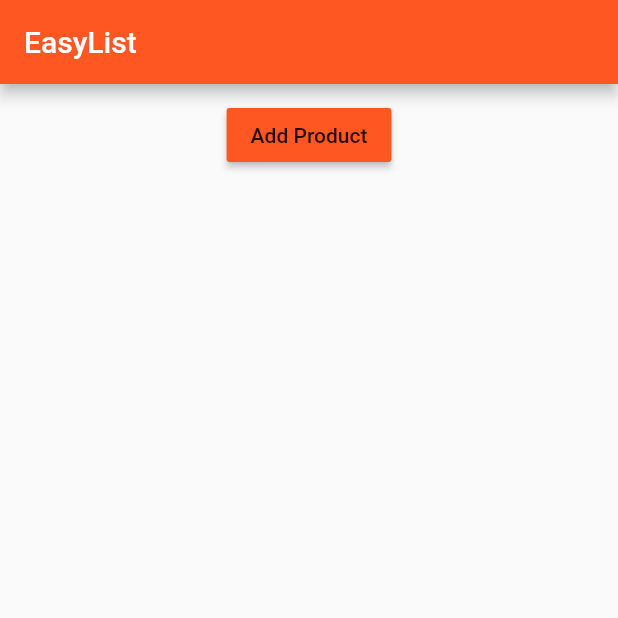
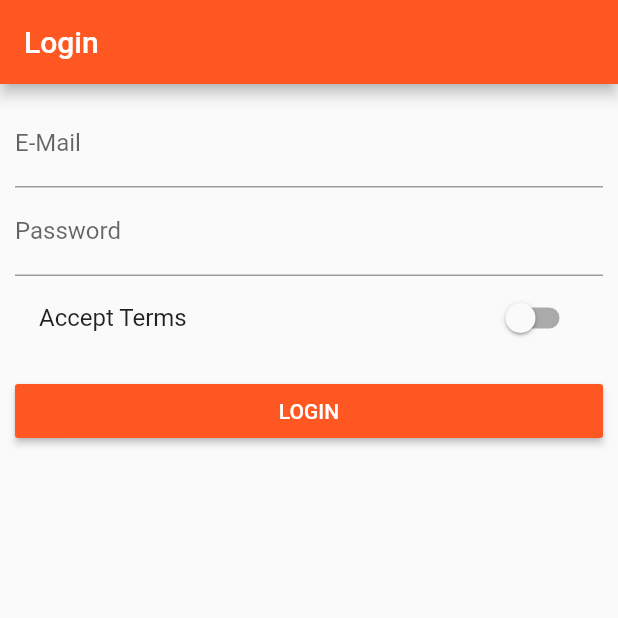
Before and after one commit to eduardo-cess/flutter-app, a Flutter app: the screen it shows after launch, on a phone screen of 412 x 824 dp, the top half of it. Run offline on Flutter 3.47's test engine with Material 2 defaults, Android fonts, the phone set to English and light mode, and no system bars.

Commit message:
Adicionando inputs

```diff
--- a/lib/main.dart
+++ b/lib/main.dart
@@ -1,7 +1,10 @@
 import 'package:flutter/material.dart';
 // import 'package:flutter/rendering.dart';
 
-import './product_manager.dart';
+import './pages/auth.dart';
+import './pages/products_admin.dart';
+import './pages/products.dart';
+import './pages/product.dart';
 
 void main() {
   // debugPaintSizeEnabled = true;
@@ -10,7 +13,29 @@ void main() {
   runApp(MyApp());
 }
 
-class MyApp extends StatelessWidget {
+class MyApp extends StatefulWidget {
+  @override
+  State<StatefulWidget> createState() {
+    return _MyAppState();
+  }
+}
+
+class _MyAppState extends State<MyApp> {
+  List<Map<String, dynamic>> _products = [];
+
+  void _addProduct(Map<String, dynamic> product) {
+    setState(() {
+      _products.add(product);
+    });
+    print(_products);
+  }
+
+  void _deleteProduct(int index) {
+    setState(() {
+      _products.removeAt(index);
+    });
+  }
+
   @override
   Widget build(BuildContext context) {
     return MaterialApp(
@@ -19,12 +44,31 @@ class MyApp extends StatelessWidget {
           brightness: Brightness.light,
           primarySwatch: Colors.deepOrange,
           accentColor: Colors.deepPurple),
-      home: Scaffold(
-        appBar: AppBar(
-          title: Text('EasyList'),
-        ),
-        body: ProductManager(),
-      ),
+      // home: AuthPage(),
+      routes: {
+        '/': (BuildContext context) => AuthPage(),
+        '/products': (BuildContext context) => ProductsPage(_products),
+        '/admin': (BuildContext context) =>
+            ProductsAdminPage(_addProduct, _deleteProduct),
+      },
+      onGenerateRoute: (RouteSettings settings) {
+        final List<String> pathElements = settings.name.split('/');
+        if (pathElements[0] != '') {
+          return null;
+        }
+        if (pathElements[1] == 'product') {
+          final int index = int.parse(pathElements[2]);
+          return MaterialPageRoute<bool>(
+            builder: (BuildContext context) => ProductPage(
+                _products[index]['title'], _products[index]['image']),
+          );
+        }
+        return null;
+      },
+      onUnknownRoute: (RouteSettings settings) {
+        return MaterialPageRoute(
+            builder: (BuildContext context) => ProductsPage(_products));
+      },
     );
   }
 }
--- /dev/null
+++ b/lib/pages/auth.dart
@@ -0,0 +1,70 @@
+import 'package:flutter/material.dart';
+
+class AuthPage extends StatefulWidget {
+  @override
+  State<StatefulWidget> createState() {
+    return _AuthPageState();
+  }
+}
+
+class _AuthPageState extends State<AuthPage> {
+  String _emailValue;
+  String _passwordValue;
+  bool _acceptTerms = false;
+
+  @override
+  Widget build(BuildContext context) {
+    return Scaffold(
+      appBar: AppBar(
+        title: Text('Login'),
+      ),
+      body: Container(
+        margin: EdgeInsets.all(10.0),
+        child: ListView(
+          children: <Widget>[
+            TextField(
+              decoration: InputDecoration(labelText: 'E-Mail'),
+              keyboardType: TextInputType.emailAddress,
+              onChanged: (String value) {
+                setState(() {
+                  _emailValue = value;
+                });
+              },
+            ),
+            TextField(
+              decoration: InputDecoration(labelText: 'Password'),
+              obscureText: true,
+              onChanged: (String value) {
+                setState(() {
+                  _passwordValue = value;
+                });
+              },
+            ),
+            SwitchListTile(
+              value: _acceptTerms,
+              onChanged: (bool value) {
+                setState(() {
+                  _acceptTerms = value;
+                });
+              },
+              title: Text('Accept Terms'),
+            ),
+            SizedBox(
+              height: 10.0,
+            ),
+            RaisedButton(
+              color: Theme.of(context).primaryColor,
+              textColor: Colors.white,
+              child: Text('LOGIN'),
+              onPressed: () {
+                print(_emailValue);
+                print(_passwordValue);
+                Navigator.pushReplacementNamed(context, '/products');
+              },
+            ),
+          ],
+        ),
+      ),
+    );
+  }
+}
--- a/lib/product_manager.dart
+++ b/lib/product_manager.dart
@@ -1,58 +1,17 @@
 import 'package:flutter/material.dart';
 
 import './products.dart';
-import './product_control.dart';
 
-class ProductManager extends StatefulWidget {
-  final String startingProduct;
+class ProductManager extends StatelessWidget {
+  final List<Map<String, dynamic>> products;
 
-  ProductManager({this.startingProduct}) {
-    print('[ProductManager Widget] Constructor');
-  }
-
-  @override
-  State<StatefulWidget> createState() {
-    print('[ProductManager Widget] createState()');
-    return _ProductManagerState();
-  }
-}
-
-class _ProductManagerState extends State<ProductManager> {
-  List<String> _products = [];
-
-  @override
-  void initState() {
-    print('[ProductManager State] initState()');
-    if (widget.startingProduct != null) {
-      _products.add(widget.startingProduct);
-    }
-    super.initState();
-  }
-
-  @override
-  void didUpdateWidget(ProductManager oldWidget) {
-    print('[ProductManager State] didUpdateWidget()');
-    super.didUpdateWidget(oldWidget);
-  }
-
-  void _addProduct(String product) {
-    setState(() {
-      _products.add(product);
-    });
-    print(_products);
-  }
+  ProductManager(this.products);
 
   @override
   Widget build(BuildContext context) {
     print('[ProductManager State] build()');
     return Column(
-      children: [
-        Container(
-          margin: EdgeInsets.all(10.0),
-          child: ProductControl(_addProduct),
-        ),
-        Expanded(child: Products(_products))
-      ],
+      children: [Expanded(child: Products(products))],
     );
   }
 }
```
Also changed, not shown: lib/pages/product.dart (added, +70 -0 lines), lib/pages/product_create.dart (added, +73 -0 lines), lib/pages/product_list.dart (added, +10 -0 lines), lib/pages/products.dart (added, +35 -0 lines), lib/pages/products_admin.dart (added, +54 -0 lines), lib/products.dart (+16 -4 lines), assets/food.jpg (added).
